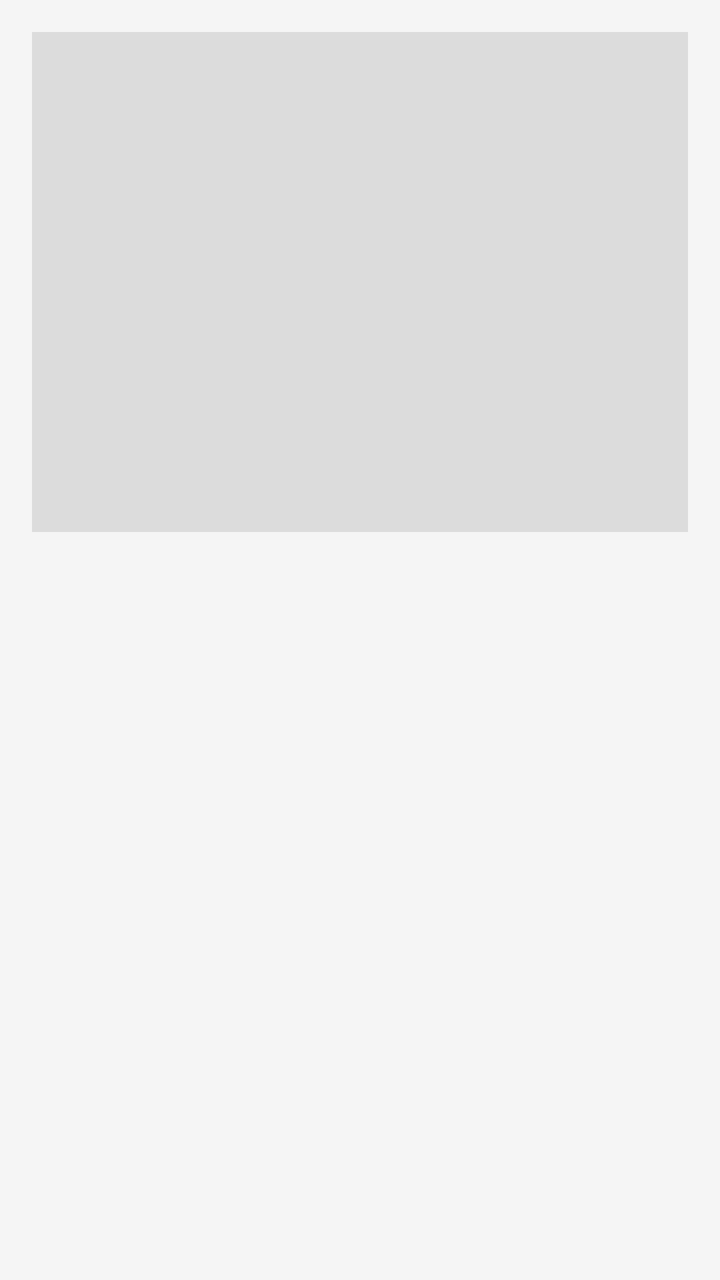
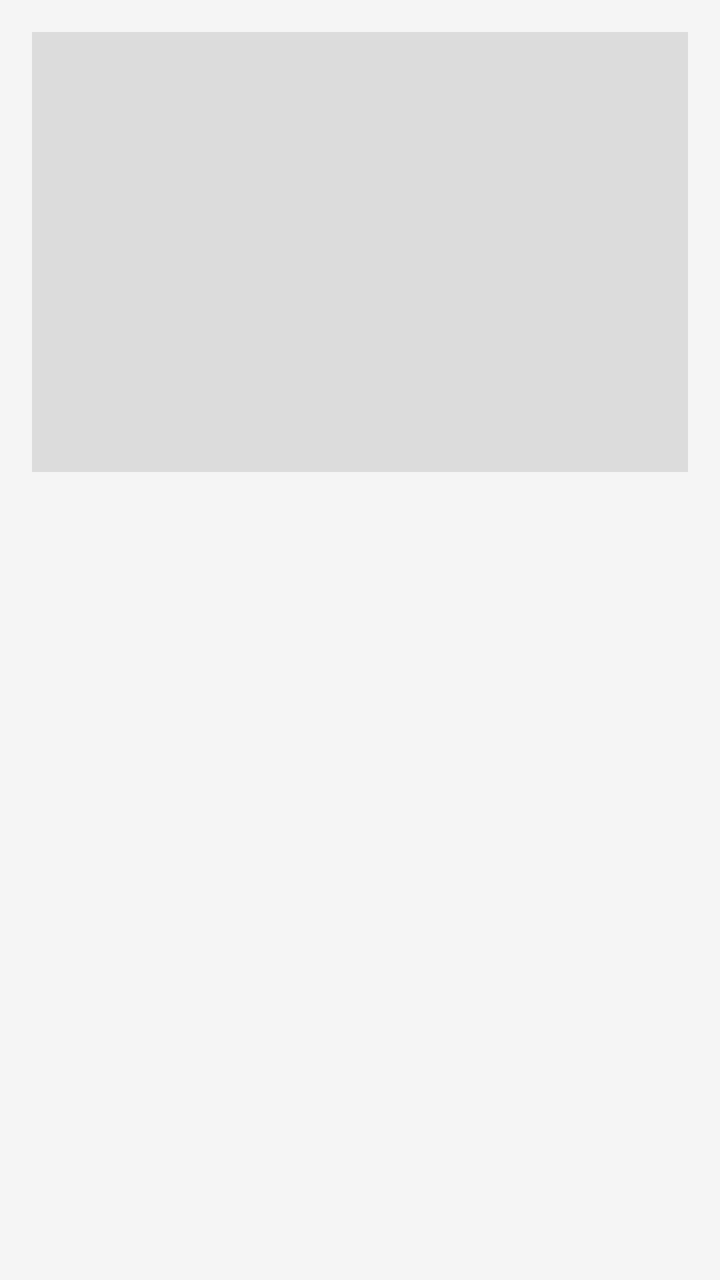

The first picture is an Android layout as it rendered before a commit; the second is the same layout after the commit. The layout source and the unified diff follow.
<!-- AndroidManifest.xml: application theme Theme.TradingAnalyzer -->
<!-- res/layout/activity_analysis.xml -->
<?xml version="1.0" encoding="utf-8"?>
<ScrollView xmlns:android="http://schemas.android.com/apk/res/android"
    android:layout_width="match_parent"
    android:layout_height="match_parent"
    android:background="@color/background">

    <LinearLayout
        android:layout_width="match_parent"
        android:layout_height="wrap_content"
        android:orientation="vertical"
        android:padding="16dp">

        <ImageView
            android:id="@+id/imageView"
            android:layout_width="match_parent"
            android:layout_height="250dp"
            android:scaleType="centerCrop"
            android:background="#1A000000"
            android:layout_marginBottom="16dp" />

        <ProgressBar
            android:id="@+id/progressBar"
            android:layout_width="wrap_content"
            android:layout_height="wrap_content"
            android:layout_gravity="center_horizontal"
            android:visibility="gone"
            android:layout_marginBottom="16dp" />

        <com.google.android.material.card.MaterialCardView
            android:id="@+id/cardResult"
            android:layout_width="match_parent"
            android:layout_height="wrap_content"
            android:layout_marginBottom="16dp"
            android:visibility="gone">

            <LinearLayout
                android:layout_width="match_parent"
                android:layout_height="wrap_content"
                android:orientation="vertical"
                android:padding="16dp">

                <TextView
                    android:id="@+id/tvSignal"
                    android:layout_width="wrap_content"
                    android:layout_height="wrap_content"
                    android:textSize="36sp"
                    android:textStyle="bold"
                    android:layout_gravity="center_horizontal"
                    android:layout_marginBottom="8dp"
                    android:text="BUY" />

                <ProgressBar
                    android:id="@+id/progressConfidence"
                    style="@android:style/Widget.ProgressBar.Horizontal"
                    android:layout_width="match_parent"
                    android:layout_height="16dp"
                    android:max="100"
                    android:layout_marginBottom="4dp" />

                <TextView
                    android:id="@+id/tvConfidence"
                    android:layout_width="wrap_content"
                    android:layout_height="wrap_content"
                    android:textSize="14sp"
                    android:layout_gravity="center_horizontal"
                    android:layout_marginBottom="16dp"
                    android:text="Confidence: 0%" />

                <TextView
                    android:id="@+id/tvCandleDirection"
                    android:layout_width="match_parent"
                    android:layout_height="wrap_content"
                    android:textSize="15sp"
                    android:layout_marginBottom="8dp"
                    android:text="" />

                <TextView
                    android:id="@+id/tvGreenPercent"
                    android:layout_width="match_parent"
                    android:layout_height="wrap_content"
                    android:textSize="15sp"
                    android:layout_marginBottom="4dp"
                    android:text="" />

                <TextView
                    android:id="@+id/tvRedPercent"
                    android:layout_width="match_parent"
                    android:layout_height="wrap_content"
                    android:textSize="15sp"
                    android:layout_marginBottom="8dp"
                    android:text="" />

                <TextView
                    android:id="@+id/tvVolumeInfo"
                    android:layout_width="match_parent"
                    android:layout_height="wrap_content"
                    android:textSize="15sp"
                    android:layout_marginBottom="8dp"
                    android:text="" />

                <TextView
                    android:id="@+id/tvSentiment"
                    android:layout_width="match_parent"
                    android:layout_height="wrap_content"
                    android:textSize="15sp"
                    android:layout_marginBottom="8dp"
                    android:text="" />

                <TextView
                    android:id="@+id/tvSupportResistance"
                    android:layout_width="match_parent"
                    android:layout_height="wrap_content"
                    android:textSize="14sp"
                    android:layout_marginBottom="8dp"
                    android:text="" />

                <TextView
                    android:id="@+id/tvInvestorInfo"
                    android:layout_width="match_parent"
                    android:layout_height="wrap_content"
                    android:textSize="14sp"
                    android:textColor="@color/text_secondary"
                    android:layout_marginBottom="8dp"
                    android:text="" />

                <TextView
                    android:id="@+id/tvSummary"
                    android:layout_width="match_parent"
                    android:layout_height="wrap_content"
                    android:textSize="13sp"
                    android:background="#0A000000"
                    android:padding="12dp"
                    android:text="" />

            </LinearLayout>
        </com.google.android.material.card.MaterialCardView>

        <com.google.android.material.card.MaterialCardView
            android:id="@+id/cardFeedback"
            android:layout_width="match_parent"
            android:layout_height="wrap_content"
            android:visibility="gone">

            <LinearLayout
                android:layout_width="match_parent"
                android:layout_height="wrap_content"
                android:orientation="vertical"
                android:padding="16dp">

                <TextView
                    android:layout_width="match_parent"
                    android:layout_height="wrap_content"
                    android:text="Analysis बरोबर होती का?"
                    android:textSize="16sp"
                    android:textStyle="bold"
                    android:gravity="center"
                    android:layout_marginBottom="12dp" />

                <LinearLayout
                    android:layout_width="match_parent"
                    android:layout_height="wrap_content"
                    android:orientation="horizontal">

                    <com.google.android.material.button.MaterialButton
                        android:id="@+id/btnRight"
                        android:layout_width="0dp"
                        android:layout_height="wrap_content"
                        android:layout_weight="1"
                        android:text="Correct"
                        android:layout_marginEnd="8dp"
                        style="@style/Widget.Material3.Button" />

                    <com.google.android.material.button.MaterialButton
                        android:id="@+id/btnWrong"
                        android:layout_width="0dp"
                        android:layout_height="wrap_content"
                        android:layout_weight="1"
                        android:text="Wrong"
                        android:layout_marginStart="8dp"
                        style="@style/Widget.Material3.Button.OutlinedButton" />

                </LinearLayout>
            </LinearLayout>
        </com.google.android.material.card.MaterialCardView>

    </LinearLayout>
</ScrollView>
<!-- resources referenced by this layout -->
<resources>
  <color name="background">#F5F5F5</color>
  <color name="text_secondary">#757575</color>
  <style name="Theme.TradingAnalyzer" parent="Theme.Material3.Light">
          <item name="colorPrimary">@color/primary</item>
          <item name="colorPrimaryVariant">@color/primary_dark</item>
          <item name="colorOnPrimary">@color/white</item>
          <item name="colorSecondary">@color/accent</item>
          <item name="android:windowBackground">@color/background</item>
      </style>
  <color name="primary">#1565C0</color>
  <color name="primary_dark">#0D47A1</color>
  <color name="white">#FFFFFFFF</color>
  <color name="accent">#FF6F00</color>
</resources>

<!-- the commit's change to res/layout/activity_analysis.xml (unified diff, before → after) -->
@@ -13,7 +13,7 @@
         <ImageView
             android:id="@+id/imageView"
             android:layout_width="match_parent"
-            android:layout_height="250dp"
+            android:layout_height="220dp"
             android:scaleType="centerCrop"
             android:background="#1A000000"
             android:layout_marginBottom="16dp" />
@@ -26,6 +26,51 @@
             android:visibility="gone"
             android:layout_marginBottom="16dp" />
 
+        
+        <com.google.android.material.card.MaterialCardView
+            android:id="@+id/cardNotChart"
+            android:layout_width="match_parent"
+            android:layout_height="wrap_content"
+            android:layout_marginBottom="16dp"
+            android:visibility="gone">
+
+            <LinearLayout
+                android:layout_width="match_parent"
+                android:layout_height="wrap_content"
+                android:orientation="vertical"
+                android:padding="20dp">
+
+                <TextView
+                    android:layout_width="wrap_content"
+                    android:layout_height="wrap_content"
+                    android:text="❌ Chart ओळखता आला नाही"
+                    android:textSize="18sp"
+                    android:textStyle="bold"
+                    android:textColor="#F44336"
+                    android:layout_marginBottom="12dp" />
+
+                <TextView
+                    android:id="@+id/tvNotChartReason"
+                    android:layout_width="match_parent"
+                    android:layout_height="wrap_content"
+                    android:textSize="15sp"
+                    android:lineSpacingExtra="4dp"
+                    android:text="" />
+
+                <TextView
+                    android:layout_width="match_parent"
+                    android:layout_height="wrap_content"
+                    android:text="💡 Chart कसा upload करावा:\n1. TradingView / Zerodha / Upstox app उघडा\n2. Chart चा screenshot घ्या\n3. तो screenshot इथे upload करा"
+                    android:textSize="13sp"
+                    android:textColor="#757575"
+                    android:background="#F5F5F5"
+                    android:padding="12dp"
+                    android:layout_marginTop="12dp" />
+
+            </LinearLayout>
+        </com.google.android.material.card.MaterialCardView>
+
+        
         <com.google.android.material.card.MaterialCardView
             android:id="@+id/cardResult"
             android:layout_width="match_parent"
@@ -43,7 +88,7 @@
                     android:id="@+id/tvSignal"
                     android:layout_width="wrap_content"
                     android:layout_height="wrap_content"
-                    android:textSize="36sp"
+                    android:textSize="40sp"
                     android:textStyle="bold"
                     android:layout_gravity="center_horizontal"
                     android:layout_marginBottom="8dp"
@@ -64,77 +109,78 @@
                     android:textSize="14sp"
                     android:layout_gravity="center_horizontal"
                     android:layout_marginBottom="16dp"
-                    android:text="Confidence: 0%" />
+                    android:text="" />
 
                 <TextView
                     android:id="@+id/tvCandleDirection"
                     android:layout_width="match_parent"
                     android:layout_height="wrap_content"
                     android:textSize="15sp"
+                    android:layout_marginBottom="6dp"
+                    android:text="" />
+
+                <TextView
+                    android:id="@+id/tvGreenPercent"
+                    android:layout_width="match_parent"
+                    android:layout_height="wrap_content"
+                    android:textSize="15sp"
+                    android:layout_marginBottom="4dp"
+                    android:text="" />
+
+                <TextView
+                    android:id="@+id/tvRedPercent"
+                    android:layout_width="match_parent"
+                    android:layout_height="wrap_content"
+                    android:textSize="15sp"
+                    android:layout_marginBottom="6dp"
+                    android:text="" />
+
+                <TextView
+                    android:id="@+id/tvVolumeInfo"
+                    android:layout_width="match_parent"
+                    android:layout_height="wrap_content"
+                    android:textSize="15sp"
+                    android:layout_marginBottom="6dp"
+                    android:text="" />
+
+                <TextView
+                    android:id="@+id/tvSentiment"
+                    android:layout_width="match_parent"
+                    android:layout_height="wrap_content"
+                    android:textSize="15sp"
+                    android:layout_marginBottom="6dp"
+                    android:text="" />
+
+                <TextView
+                    android:id="@+id/tvSupportResistance"
+                    android:layout_width="match_parent"
+                    android:layout_height="wrap_content"
+                    android:textSize="14sp"
+                    android:layout_marginBottom="6dp"
+                    android:text="" />
+
+                <TextView
+                    android:id="@+id/tvInvestorInfo"
+                    android:layout_width="match_parent"
+                    android:layout_height="wrap_content"
+                    android:textSize="14sp"
+                    android:textColor="#757575"
                     android:layout_marginBottom="8dp"
                     android:text="" />
 
                 <TextView
-                    android:id="@+id/tvGreenPercent"
-                    android:layout_width="match_parent"
-                    android:layout_height="wrap_content"
-                    android:textSize="15sp"
-                    android:layout_marginBottom="4dp"
-                    android:text="" />
-
-                <TextView
-                    android:id="@+id/tvRedPercent"
-                    android:layout_width="match_parent"
-                    android:layout_height="wrap_content"
-                    android:textSize="15sp"
-                    android:layout_marginBottom="8dp"
-                    android:text="" />
-
-                <TextView
-                    android:id="@+id/tvVolumeInfo"
-                    android:layout_width="match_parent"
-                    android:layout_height="wrap_content"
-                    android:textSize="15sp"
-                    android:layout_marginBottom="8dp"
-                    android:text="" />
-
-                <TextView
-                    android:id="@+id/tvSentiment"
-                    android:layout_width="match_parent"
-                    android:layout_height="wrap_content"
-                    android:textSize="15sp"
-                    android:layout_marginBottom="8dp"
-                    android:text="" />
-
-                <TextView
-                    android:id="@+id/tvSupportResistance"
-                    android:layout_width="match_parent"
-                    android:layout_height="wrap_content"
-                    android:textSize="14sp"
-                    android:layout_marginBottom="8dp"
-                    android:text="" />
-
-                <TextView
-                    android:id="@+id/tvInvestorInfo"
-                    android:layout_width="match_parent"
-                    android:layout_height="wrap_content"
-                    android:textSize="14sp"
-                    android:textColor="@color/text_secondary"
-                    android:layout_marginBottom="8dp"
-                    android:text="" />
-
-                <TextView
                     android:id="@+id/tvSummary"
                     android:layout_width="match_parent"
                     android:layout_height="wrap_content"
                     android:textSize="13sp"
-                    android:background="#0A000000"
+                    android:background="#F0F0F0"
                     android:padding="12dp"
                     android:text="" />
 
             </LinearLayout>
         </com.google.android.material.card.MaterialCardView>
 
+        
         <com.google.android.material.card.MaterialCardView
             android:id="@+id/cardFeedback"
             android:layout_width="match_parent"
@@ -150,8 +196,8 @@
                 <TextView
                     android:layout_width="match_parent"
                     android:layout_height="wrap_content"
-                    android:text="Analysis बरोबर होती का?"
-                    android:textSize="16sp"
+                    android:text="Analysis बरोबर होती का?\n(हे mark केल्याने पुढच्या वेळी तुम्हाला help होईल)"
+                    android:textSize="15sp"
                     android:textStyle="bold"
                     android:gravity="center"
                     android:layout_marginBottom="12dp" />
@@ -166,7 +212,7 @@
                         android:layout_width="0dp"
                         android:layout_height="wrap_content"
                         android:layout_weight="1"
-                        android:text="Correct"
+                        android:text="✅ Correct"
                         android:layout_marginEnd="8dp"
                         style="@style/Widget.Material3.Button" />
 
@@ -175,7 +221,7 @@
                         android:layout_width="0dp"
                         android:layout_height="wrap_content"
                         android:layout_weight="1"
-                        android:text="Wrong"
+                        android:text="❌ Wrong"
                         android:layout_marginStart="8dp"
                         style="@style/Widget.Material3.Button.OutlinedButton" />
 
<!-- resource entries referenced after the edit -->
@@ -1,7 +1,6 @@
 <!-- resources referenced by this layout -->
 <resources>
   <color name="background">#F5F5F5</color>
-  <color name="text_secondary">#757575</color>
   <style name="Theme.TradingAnalyzer" parent="Theme.Material3.Light">
           <item name="colorPrimary">@color/primary</item>
           <item name="colorPrimaryVariant">@color/primary_dark</item>
